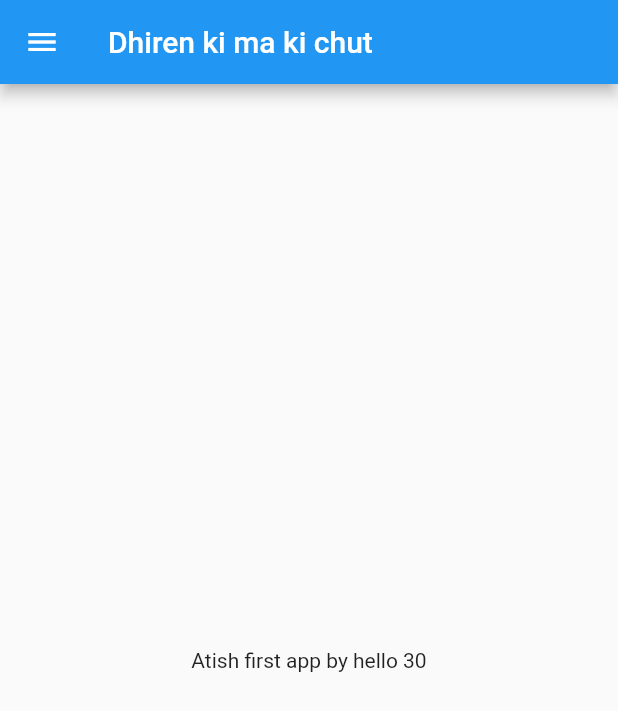
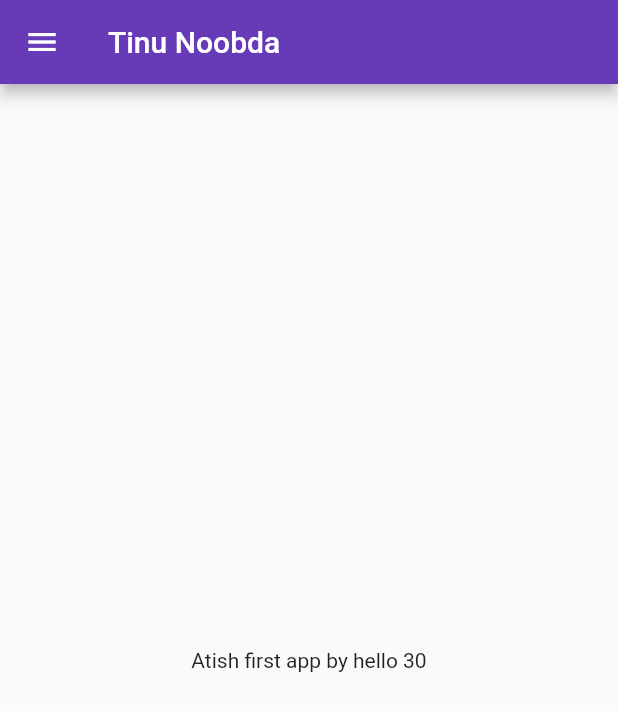
Before and after one commit to Supswar/flutter_application_1, a Flutter app: the screen it shows after launch, on a phone screen of 412 x 824 dp. Shown: the top 711 px of the screen. Run offline on Flutter 3.47's test engine with Material 2 defaults, Android fonts, the phone set to English and light mode, and no system bars.

Commit message:
day 3 completed

```diff
--- a/lib/main.dart
+++ b/lib/main.dart
@@ -1,7 +1,9 @@
 import 'package:flutter/material.dart';
-import 'home_page.dart';
+import 'package:flutter_application_1/pages/login_page.dart';
+import 'pages/home_page.dart';
 
 void main() {
+  // ignore: prefer_const_constructors
   runApp(MyApp());
 }
 
@@ -11,7 +13,18 @@ class MyApp extends StatelessWidget {
   @override
   Widget build(BuildContext context) {
     return MaterialApp(
-      home: HomePage(),
-    );
+
+        themeMode: ThemeMode.light,
+        theme: ThemeData(primarySwatch: Colors.deepPurple),
+        darkTheme: ThemeData(
+          brightness: Brightness.dark,
+        ),
+        initialRoute: "/home",
+        routes: {
+          "/": (context) => LoginPage(),
+          "/home":(context)=>HomePage(),
+          "/login":(context)=> LoginPage(),
+        }
+      );
   }
 }
--- a/lib/home_page.dart
+++ b/lib/pages/home_page.dart
@@ -1,5 +1,6 @@
 import 'package:flutter/material.dart';
 
+// ignore: use_key_in_widget_constructors
 class HomePage extends StatelessWidget {
   final int days = 30;
   final String name = "Atish";
@@ -7,13 +8,16 @@ class HomePage extends StatelessWidget {
   Widget build(BuildContext context) {
     return Scaffold(
       appBar: AppBar(
-        title: Text("Dhiren ki ma ki chut"),
+        // ignore: prefer_const_constructors
+        title: Text("Tinu Noobda"),
       ),
       body: Center(
+        // ignore: avoid_unnecessary_containers
         child: Container(
           child: Text("$name first app by hello $days"),
         ),
       ),
+      // ignore: prefer_const_constructors
       drawer : Drawer(),
     );
   }
```
Also changed, not shown: lib/pages/login_page.dart (added, +24 -0 lines).
